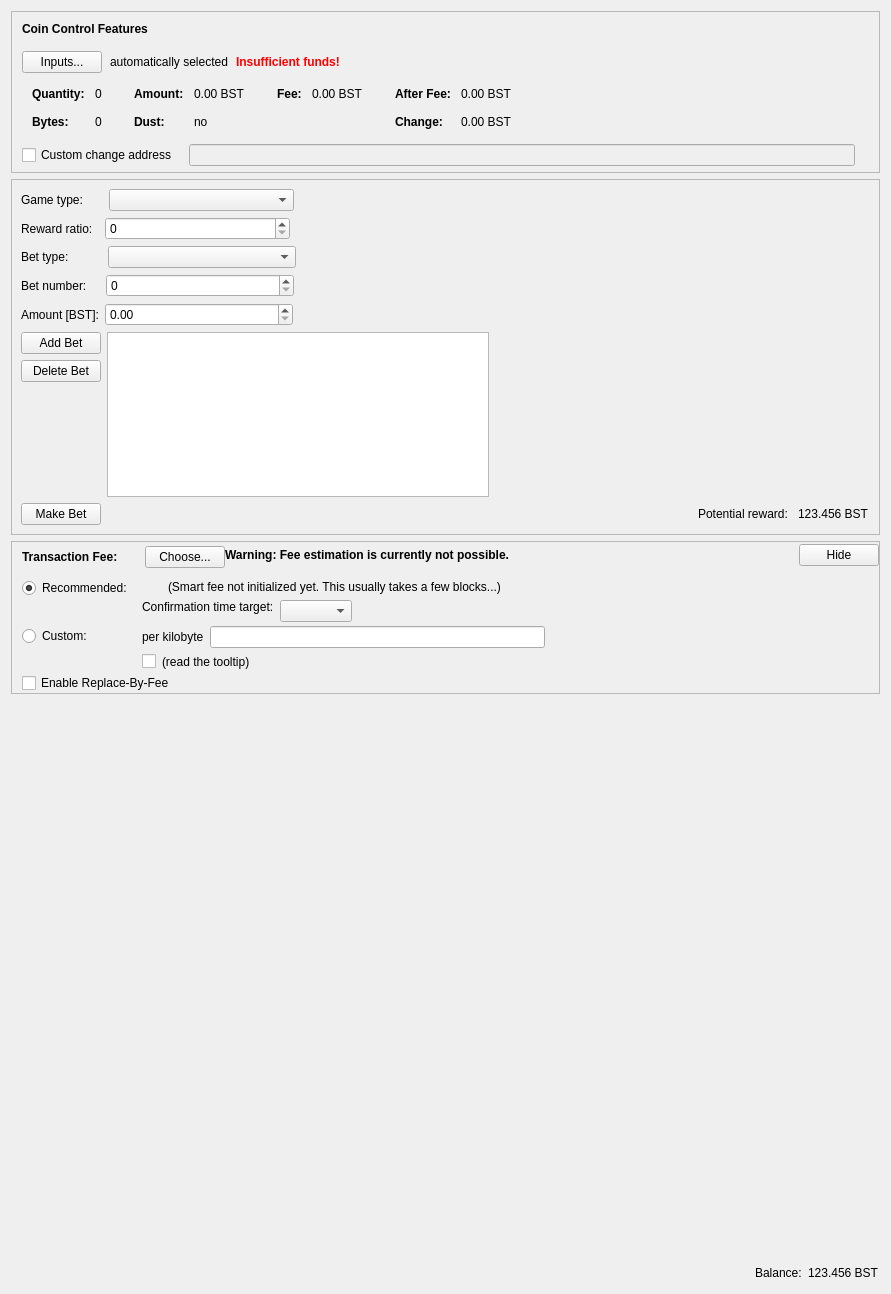
Qt form src/qt/forms/gamepage.ui (opodgorska/bst) before a commit.
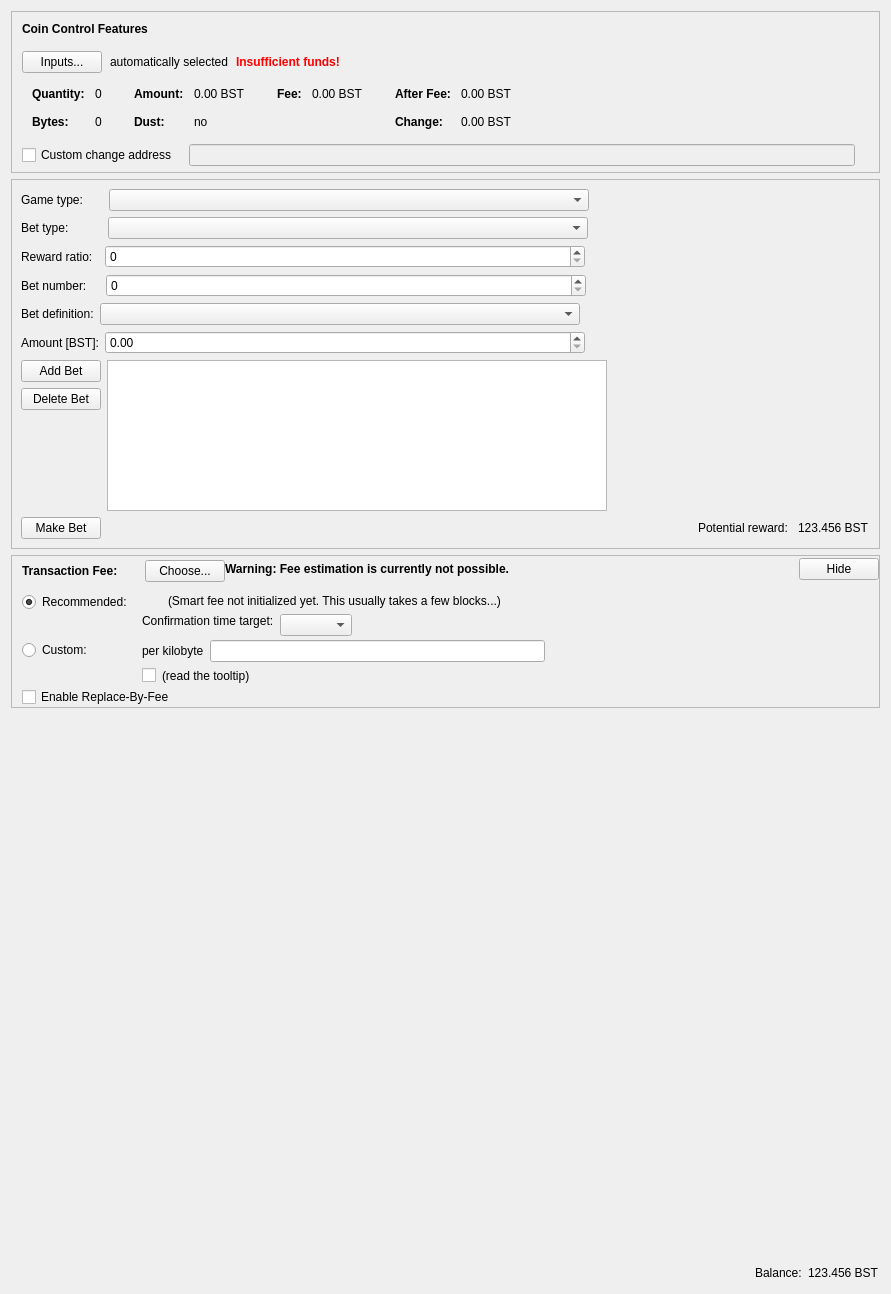
The same form after that commit. Custom widgets are drawn as their Qt base class.

Commit message: game gui more consistent

What changed in the file:
```diff
--- a/src/qt/forms/gamepage.ui
+++ b/src/qt/forms/gamepage.ui
@@ -596,7 +596,7 @@
          <widget class="QComboBox" name="gameTypeComboBox">
           <property name="minimumSize">
            <size>
-            <width>185</width>
+            <width>480</width>
             <height>0</height>
            </size>
           </property>
@@ -617,40 +617,6 @@
         </item>
        </layout>
       </item>
-      <item>
-       <layout class="QHBoxLayout" name="horizontalLayout_8">
-        <item>
-         <widget class="QLabel" name="label_2">
-          <property name="text">
-           <string>Reward ratio:  </string>
-          </property>
-         </widget>
-        </item>
-        <item>
-         <widget class="QSpinBox" name="rewardRatioSpinBox">
-          <property name="minimumSize">
-           <size>
-            <width>185</width>
-            <height>0</height>
-           </size>
-          </property>
-         </widget>
-        </item>
-        <item>
-         <spacer name="horizontalSpacer_12">
-          <property name="orientation">
-           <enum>Qt::Horizontal</enum>
-          </property>
-          <property name="sizeHint" stdset="0">
-           <size>
-            <width>550</width>
-            <height>20</height>
-           </size>
-          </property>
-         </spacer>
-        </item>
-       </layout>
-      </item>
       <item>
        <layout class="QHBoxLayout" name="horizontalLayout_2">
         <item>
@@ -664,7 +630,7 @@
          <widget class="QComboBox" name="betTypeComboBox">
           <property name="minimumSize">
            <size>
-            <width>188</width>
+            <width>480</width>
             <height>0</height>
            </size>
           </property>
@@ -685,6 +651,40 @@
         </item>
        </layout>
       </item>
+      <item>
+       <layout class="QHBoxLayout" name="horizontalLayout_8">
+        <item>
+         <widget class="QLabel" name="label_2">
+          <property name="text">
+           <string>Reward ratio:  </string>
+          </property>
+         </widget>
+        </item>
+        <item>
+         <widget class="QSpinBox" name="rewardRatioSpinBox">
+          <property name="minimumSize">
+           <size>
+            <width>480</width>
+            <height>0</height>
+           </size>
+          </property>
+         </widget>
+        </item>
+        <item>
+         <spacer name="horizontalSpacer_12">
+          <property name="orientation">
+           <enum>Qt::Horizontal</enum>
+          </property>
+          <property name="sizeHint" stdset="0">
+           <size>
+            <width>550</width>
+            <height>20</height>
+           </size>
+          </property>
+         </spacer>
+        </item>
+       </layout>
+      </item>
       <item>
        <layout class="QHBoxLayout" name="horizontalLayout_16">
         <item>
@@ -698,7 +698,7 @@
          <widget class="QSpinBox" name="betNumberSpinBox">
           <property name="minimumSize">
            <size>
-            <width>188</width>
+            <width>480</width>
             <height>0</height>
            </size>
           </property>
@@ -719,6 +719,40 @@
         </item>
        </layout>
       </item>
+      <item>
+       <layout class="QHBoxLayout" name="horizontalLayout_4">
+        <item>
+         <widget class="QLabel" name="betNumbersListLabel">
+          <property name="text">
+           <string>Bet definition:</string>
+          </property>
+         </widget>
+        </item>
+        <item>
+         <widget class="QComboBox" name="betListComboBox">
+          <property name="minimumSize">
+           <size>
+            <width>480</width>
+            <height>0</height>
+           </size>
+          </property>
+         </widget>
+        </item>
+        <item>
+         <spacer name="horizontalSpacer_4">
+          <property name="orientation">
+           <enum>Qt::Horizontal</enum>
+          </property>
+          <property name="sizeHint" stdset="0">
+           <size>
+            <width>40</width>
+            <height>20</height>
+           </size>
+          </property>
+         </spacer>
+        </item>
+       </layout>
+      </item>
       <item>
        <layout class="QHBoxLayout" name="horizontalLayout">
         <item>
@@ -732,7 +766,7 @@
          <widget class="QDoubleSpinBox" name="amountSpinBox">
           <property name="minimumSize">
            <size>
-            <width>188</width>
+            <width>480</width>
             <height>0</height>
            </size>
           </property>
@@ -790,7 +824,7 @@
          <widget class="QListWidget" name="betListWidget">
           <property name="minimumSize">
            <size>
-            <width>300</width>
+            <width>500</width>
             <height>100</height>
            </size>
           </property>
```
The commit also changes 2 other files.
